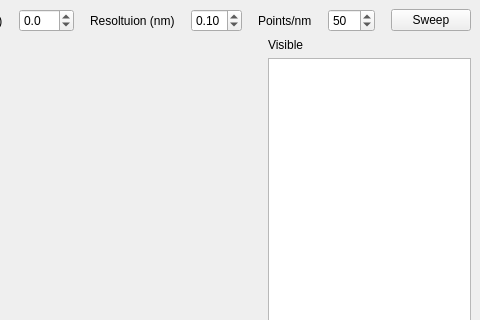
javielas/PyOsaGui, file mainwindow.ui: the form before one commit; both pictures show x 561 to 1041 and y 0 to 320 of the 1041 by 746 pixel window.
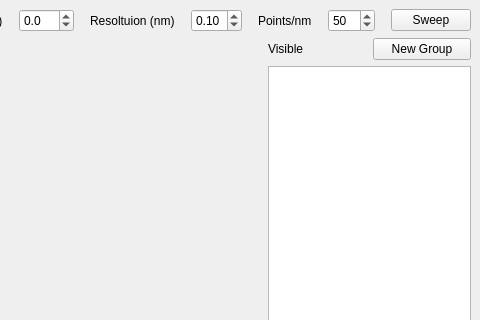
The form after the commit. Icons and pictures are not drawn. Custom widgets are drawn as their Qt base class.

Commit message: Working GUI wit the new groups feature

What changed in the file:
```diff
--- a/mainwindow.ui
+++ b/mainwindow.ui
@@ -210,6 +210,8 @@
         <item>
          <layout class="QVBoxLayout" name="verticalLayout">
           <item>
+           <layout class="QHBoxLayout" name="horizontalLayout_7">
+            <item>
            <widget class="QLabel" name="label">
             <property name="text">
              <string>Visible</string>
@@ -217,7 +219,26 @@
            </widget>
           </item>
           <item>
-           <widget class="QListView" name="listView">
+             <widget class="QPushButton" name="NewGroupPushButton">
+              <property name="text">
+               <string>New Group</string>
+              </property>
+              <property name="icon">
+               <iconset>
+                <normaloff>Icons/addition-color-icon.png</normaloff>Icons/addition-color-icon.png</iconset>
+              </property>
+              <property name="iconSize">
+               <size>
+                <width>24</width>
+                <height>24</height>
+               </size>
+              </property>
+             </widget>
+            </item>
+           </layout>
+          </item>
+          <item>
+           <widget class="QTreeView" name="treeView">
             <property name="sizePolicy">
              <sizepolicy hsizetype="Expanding" vsizetype="Expanding">
               <horstretch>0</horstretch>
```
Lines whose indentation alone changed are shown as unchanged. The commit also changes 13 other files.
